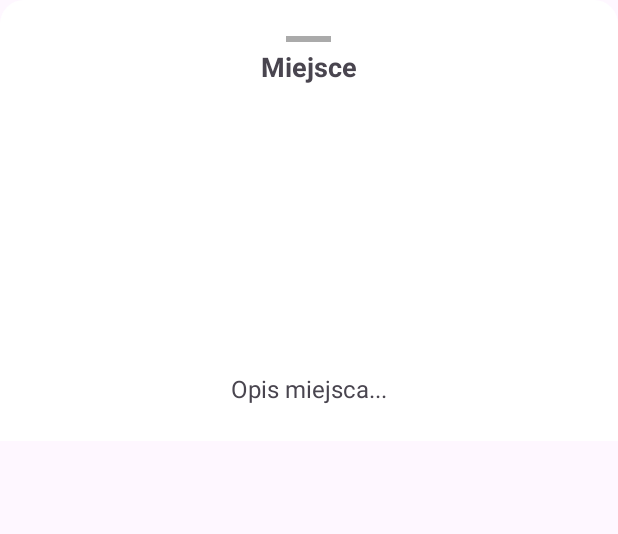
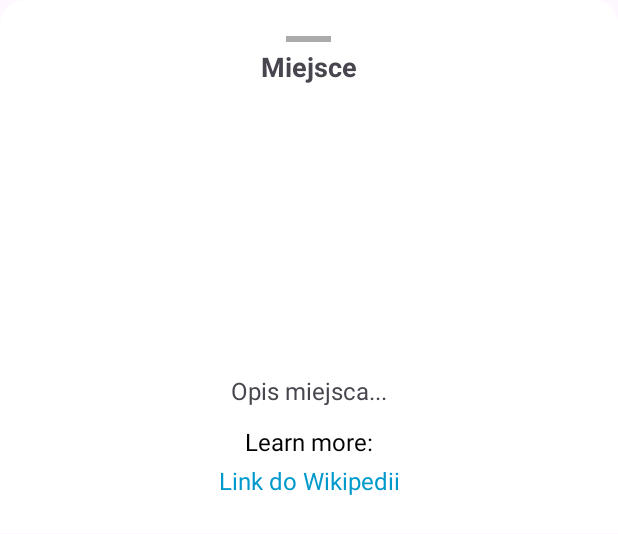
Before and after one commit to ultrabibijon/HistoryMapApp_Project, an Android app: the layout bottom_sheet.xml on its own in the app's theme, with its tools: preview values and no code run, on a phone screen of 412 x 824 dp. Shown: the top 534 px of the screen. Run offline under Robolectric (Android 15) with nearby library versions, the light colour scheme and no system bars.

Commit message:
description upgrade

```diff
--- a/app/src/main/res/layout/bottom_sheet.xml
+++ b/app/src/main/res/layout/bottom_sheet.xml
@@ -18,6 +18,7 @@
         android:layout_marginTop="8dp" />
 
     <androidx.constraintlayout.widget.ConstraintLayout
+        android:id="@+id/constraintLayout"
         android:layout_width="match_parent"
         android:layout_height="wrap_content"
         android:orientation="vertical"
@@ -38,9 +39,9 @@
 
         <ImageView
             android:id="@+id/place_image"
-            android:layout_width="370dp"
+            android:layout_width="0dp"
             android:layout_height="171dp"
-            android:layout_marginTop="12dp"
+            android:layout_marginTop="13dp"
             android:scaleType="centerCrop"
             app:layout_constraintEnd_toEndOf="parent"
             app:layout_constraintHorizontal_bias="0.571"
@@ -53,15 +54,39 @@
             android:layout_height="wrap_content"
             android:ellipsize="end"
             android:gravity="center"
+            android:maxLines="8"
             android:paddingTop="8dp"
             android:text="Opis miejsca..."
             android:textSize="16sp"
-            app:layout_constraintBottom_toBottomOf="parent"
-            app:layout_constraintEnd_toEndOf="parent"
-            app:layout_constraintHorizontal_bias="0.0"
+            app:layout_constraintTop_toBottomOf="@+id/place_image"
             app:layout_constraintStart_toStartOf="parent"
-            app:layout_constraintTop_toBottomOf="@+id/place_image"
-            app:layout_constraintVertical_bias="1.0" />
+            app:layout_constraintEnd_toEndOf="parent" />
+
+        <TextView
+            android:id="@+id/wikipedia_label"
+            android:layout_width="wrap_content"
+            android:layout_height="wrap_content"
+            android:text="Learn more:"
+            android:textSize="16sp"
+            android:textColor="@android:color/black"
+            android:layout_marginTop="12dp"
+            app:layout_constraintTop_toBottomOf="@id/place_description"
+            app:layout_constraintStart_toStartOf="parent"
+            app:layout_constraintEnd_toEndOf="parent" />
+
+        <TextView
+            android:id="@+id/place_wikipedia"
+            android:layout_width="wrap_content"
+            android:layout_height="wrap_content"
+            android:layout_marginTop="4dp"
+            android:autoLink="web"
+            android:gravity="center"
+            android:text="Link do Wikipedii"
+            android:textColor="@android:color/holo_blue_dark"
+            android:textSize="16sp"
+            app:layout_constraintTop_toBottomOf="@id/wikipedia_label"
+            app:layout_constraintStart_toStartOf="parent"
+            app:layout_constraintEnd_toEndOf="parent" />
 
     </androidx.constraintlayout.widget.ConstraintLayout>
 
```
Also changed, not shown: app/src/main/java/com/example/historymapapp/MainActivity.kt (+4 -3 lines), app/src/main/java/com/example/historymapapp/PlaceBottomSheet.kt (+14 -2 lines).
